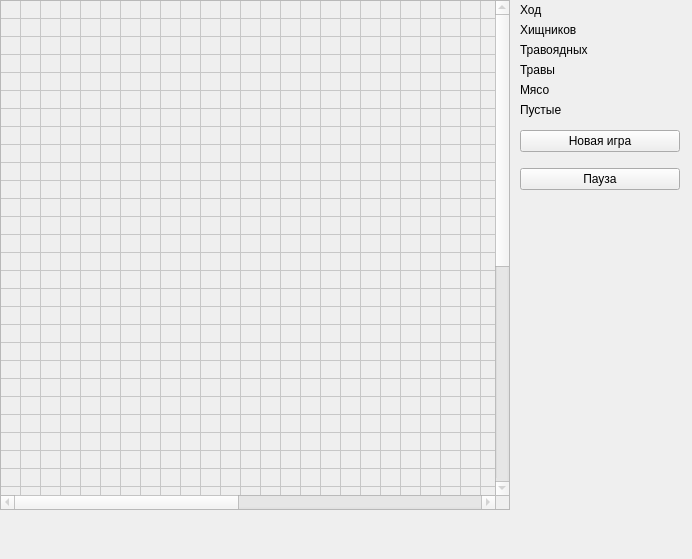
ivan-tretyak/evolution_game, file src/QT/mainwindow.ui: the form before one commit.
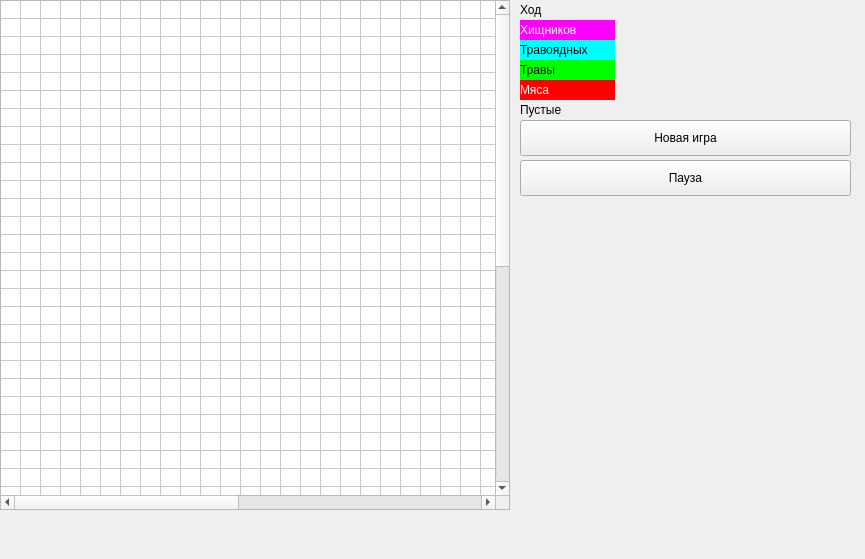
The form after the commit.

Patch:
```diff
--- a/src/QT/mainwindow.ui
+++ b/src/QT/mainwindow.ui
@@ -9,7 +9,7 @@
             <rect>
                 <x>0</x>
                 <y>0</y>
-                <width>692</width>
+                <width>865</width>
                 <height>559</height>
             </rect>
         </property>
@@ -34,7 +34,7 @@
             </property>
             <widget class="QTableWidget" name="field">
                 <property name="enabled">
-                    <bool>false</bool>
+                    <bool>true</bool>
                 </property>
                 <property name="geometry">
                     <rect>
@@ -44,6 +44,27 @@
                         <height>510</height>
                     </rect>
                 </property>
+                <property name="autoScroll">
+                    <bool>false</bool>
+                </property>
+                <property name="tabKeyNavigation">
+                    <bool>false</bool>
+                </property>
+                <property name="showDropIndicator" stdset="0">
+                    <bool>false</bool>
+                </property>
+                <property name="dragDropOverwriteMode">
+                    <bool>false</bool>
+                </property>
+                <property name="showGrid">
+                    <bool>true</bool>
+                </property>
+                <property name="wordWrap">
+                    <bool>false</bool>
+                </property>
+                <property name="cornerButtonEnabled">
+                    <bool>false</bool>
+                </property>
                 <property name="rowCount">
                     <number>50</number>
                 </property>
@@ -204,6 +225,10 @@
                         <height>20</height>
                     </rect>
                 </property>
+                <property name="styleSheet">
+                    <string notr="true">background: rgb(255, 0, 255);
+                        color: rgb(255, 255, 255)</string>
+                </property>
                 <property name="text">
                     <string>Хищников</string>
                 </property>
@@ -230,6 +255,9 @@
                         <height>20</height>
                     </rect>
                 </property>
+                <property name="styleSheet">
+                    <string notr="true">background: rgb(0, 255, 255);</string>
+                </property>
                 <property name="text">
                     <string>Травоядных</string>
                 </property>
@@ -256,6 +284,9 @@
                         <height>20</height>
                     </rect>
                 </property>
+                <property name="styleSheet">
+                    <string notr="true">background: rgb(0, 255, 0)</string>
+                </property>
                 <property name="text">
                     <string>Травы</string>
                 </property>
@@ -282,8 +313,12 @@
                         <height>20</height>
                     </rect>
                 </property>
+                <property name="styleSheet">
+                    <string notr="true">background: rgb(255, 0, 0);
+                        color: rgb(255, 255, 255);</string>
+                </property>
                 <property name="text">
-                    <string>Мясо</string>
+                    <string>Мяса</string>
                 </property>
             </widget>
             <widget class="QLabel" name="num_meat">
@@ -325,21 +360,42 @@
                     <string/>
                 </property>
             </widget>
-            <widget class="QWidget" name="verticalLayoutWidget">
+            <widget class="QLabel" name="test">
                 <property name="geometry">
                     <rect>
                         <x>520</x>
-                        <y>120</y>
-                        <width>160</width>
-                        <height>80</height>
+                        <y>200</y>
+                        <width>331</width>
+                        <height>301</height>
                     </rect>
                 </property>
-                <layout class="QVBoxLayout" name="verticalLayout">
-                    <item>
+                <property name="font">
+                    <font>
+                        <kerning>false</kerning>
+                    </font>
+                </property>
+                <property name="text">
+                    <string/>
+                </property>
+                <property name="textFormat">
+                    <enum>Qt::PlainText</enum>
+                </property>
+                <property name="textInteractionFlags">
+                    <set>Qt::NoTextInteraction</set>
+                </property>
+            </widget>
                         <widget class="QPushButton" name="startButton">
                             <property name="enabled">
                                 <bool>true</bool>
                             </property>
+                <property name="geometry">
+                    <rect>
+                        <x>520</x>
+                        <y>120</y>
+                        <width>331</width>
+                        <height>36</height>
+                    </rect>
+                </property>
                             <property name="mouseTracking">
                                 <bool>false</bool>
                             </property>
@@ -362,15 +418,18 @@
                                 <bool>false</bool>
                             </property>
                         </widget>
-                    </item>
-                    <item>
                         <widget class="QPushButton" name="pauseButon">
+                <property name="geometry">
+                    <rect>
+                        <x>520</x>
+                        <y>160</y>
+                        <width>331</width>
+                        <height>36</height>
+                    </rect>
+                </property>
                             <property name="text">
                                 <string>Пауза</string>
                             </property>
-                        </widget>
-                    </item>
-                </layout>
             </widget>
         </widget>
     </widget>
```
Left out of the diff: 6 changed lines with no effect on the pictures. Lines whose indentation alone changed are shown as unchanged.
